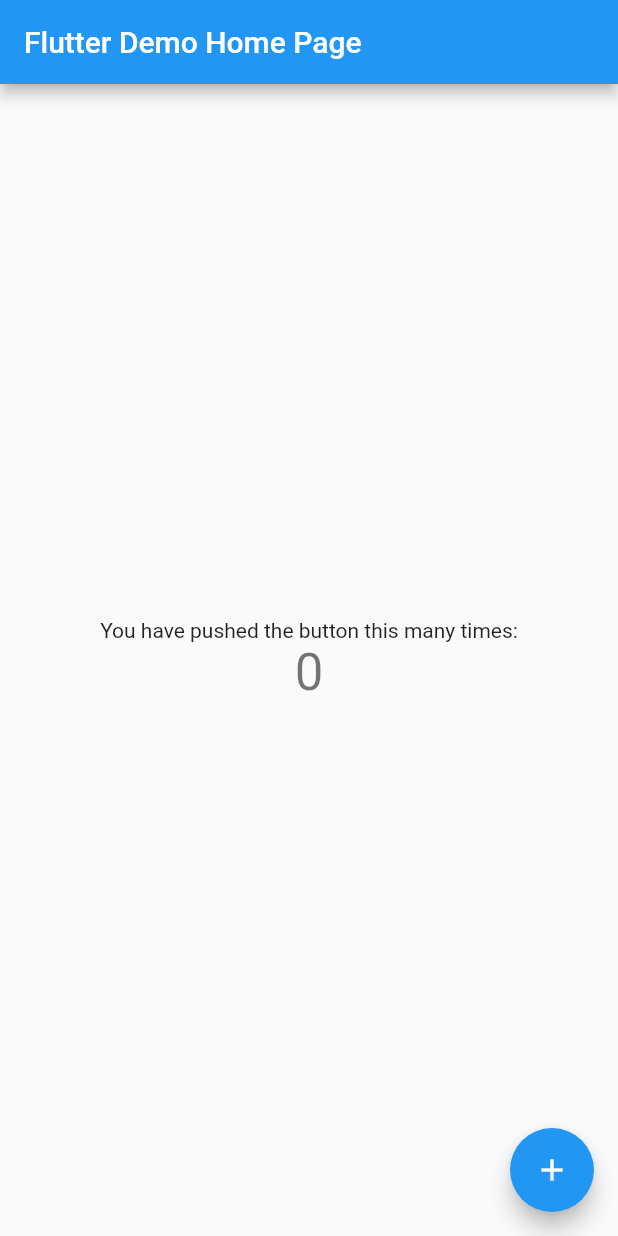
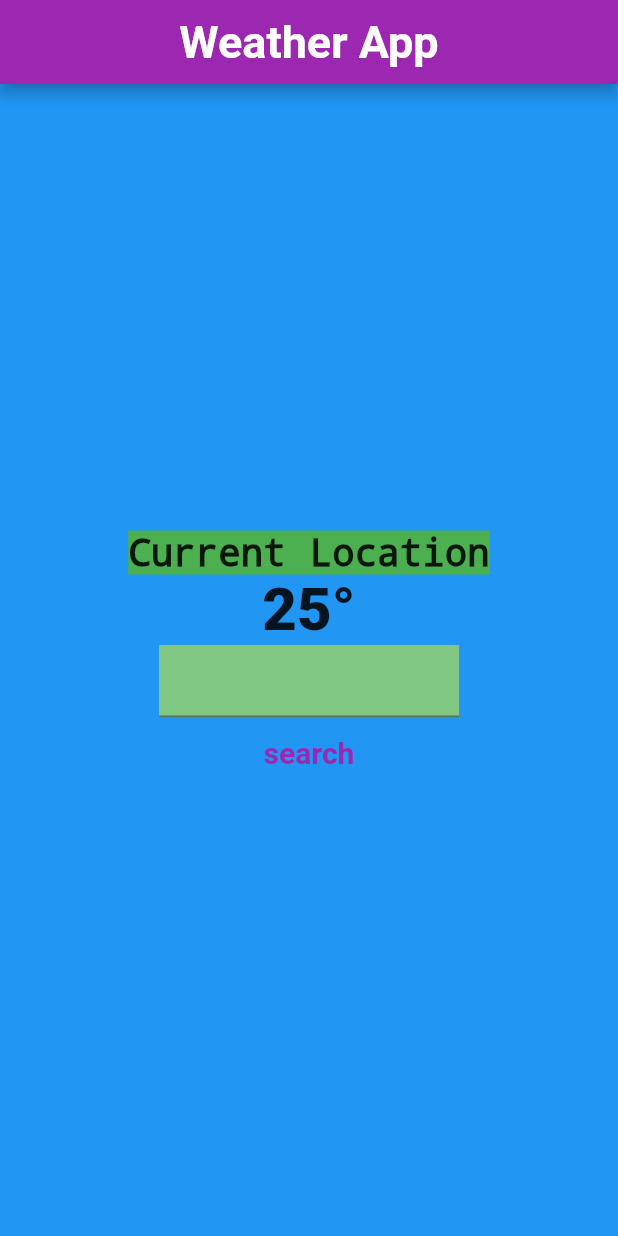
Before and after one commit to Kamol-Paul/my_weather_app, a Flutter app: the screen it shows after launch, on a phone screen of 412 x 824 dp. Run offline on Flutter 3.47's test engine with Material 2 defaults, Android fonts, the phone set to English and light mode, and no system bars; our stand-ins replace geolocator.

Commit message:
successfully getting the gps location.

```diff
--- /dev/null
+++ b/lib/HomePage/appBarWidget.dart
@@ -0,0 +1,24 @@
+import 'package:flutter/material.dart';
+
+class AppBatWidget extends StatefulWidget {
+  const AppBatWidget({Key? key}) : super(key: key);
+
+  @override
+  State<AppBatWidget> createState() => _AppBatWidgetState();
+}
+
+class _AppBatWidgetState extends State<AppBatWidget> {
+  @override
+  Widget build(BuildContext context) {
+    return  Container(
+      alignment: Alignment.center,
+      child:  const Text(
+        "Weather App",
+        style: TextStyle(
+          fontSize: 30,
+          fontWeight: FontWeight.bold
+        ),
+      ),
+    );
+  }
+}
--- /dev/null
+++ b/lib/HomePage/home.dart
@@ -0,0 +1,24 @@
+import 'package:flutter/material.dart';
+import 'package:my_weather_app/HomePage/appBarWidget.dart';
+import 'package:my_weather_app/HomePage/homeBody.dart';
+class Home extends StatefulWidget {
+  const Home({Key? key}) : super(key: key);
+
+  @override
+  State<Home> createState() => _HomeState();
+}
+
+class _HomeState extends State<Home> {
+  @override
+  Widget build(BuildContext context) {
+    return   Scaffold(
+      appBar: AppBar(
+        title: const AppBatWidget(),
+      ),
+      backgroundColor: Colors.green.shade400,
+      body: const HomeBody(),
+
+
+    );
+  }
+}
--- /dev/null
+++ b/lib/HomePage/homeBody.dart
@@ -0,0 +1,104 @@
+import 'package:flutter/foundation.dart';
+import 'package:flutter/material.dart';
+import 'package:geolocator/geolocator.dart';
+
+class HomeBody extends StatefulWidget {
+  const HomeBody({Key? key}) : super(key: key);
+
+  @override
+  State<HomeBody> createState() => _HomeBodyState();
+}
+
+class _HomeBodyState extends State<HomeBody> {
+  var degree = "\u00B0";
+  var tempData = 25;
+  var location = "Current Location";
+  var search = "search";
+  var longi,lati;
+  TextEditingController textEditingController = TextEditingController();
+  void getWeather() async {
+    if (kDebugMode) {
+      print("Praised");
+    }
+    if (kDebugMode) {
+      print("We Get the Value from the User: ${textEditingController.text}");
+    }
+
+    var serviceStatus = await Geolocator.isLocationServiceEnabled();
+    if (kDebugMode) {
+      print(serviceStatus);
+    }
+
+
+    LocationPermission locationPermission = await Geolocator.checkPermission();
+
+    if(locationPermission == LocationPermission.denied){
+      locationPermission = await Geolocator.requestPermission();
+
+      if(locationPermission == LocationPermission.denied){
+        print("permission denied");
+      } else if(locationPermission == LocationPermission.deniedForever){
+        print("forget it. it's reject forever.");
+      } else {
+        print("permission given");
+      }
+    }else {
+      print("Permission Hold");
+    }
+
+    Position position = await Geolocator.getCurrentPosition(
+      desiredAccuracy: LocationAccuracy.high
+    );
+    longi = position.longitude.toString();
+    lati = position.longitude.toString();
+
+    print("Longitude : " + longi);
+    print("Latitute : " + lati);
+
+  }
+  @override
+  Widget build(BuildContext context) {
+    return Container(
+        alignment: Alignment.topCenter,
+        color: Colors.blue.shade500,
+        child: Column(
+          mainAxisAlignment: MainAxisAlignment.center,
+          children: <Widget>[
+            Text(
+              location,
+              style: const TextStyle(
+                  fontSize: 25,
+                  fontWeight: FontWeight.bold,
+                  wordSpacing: 1,
+                  backgroundColor: Colors.green,
+                  fontFamily: "monospace"),
+            ),
+            Text(tempData.toString() + degree,
+                style: const TextStyle(
+                  fontWeight: FontWeight.w900,
+                  fontStyle: FontStyle.normal,
+                  fontSize: 40,
+                )),
+            Center(
+              //alignment: Alignment.center,
+              //color: Colors.green,
+              child:  Container(
+                alignment: Alignment.center,
+                color: Colors.green.shade300,
+                width: 200,
+                child:  TextField(
+                  controller: textEditingController,
+                  textAlign: TextAlign.center,
+
+                ),
+              ),
+            ),
+            TextButton(onPressed: getWeather, child: Text(
+              search,
+              style: const TextStyle(fontSize: 20,fontWeight: FontWeight.bold),
+            ))
+
+          ],
+        ));
+  }
+}
--- a/lib/main.dart
+++ b/lib/main.dart
@@ -1,5 +1,5 @@
 import 'package:flutter/material.dart';
-
+import 'package:my_weather_app/HomePage/home.dart';
 void main() {
   runApp(const MyApp());
 }
@@ -22,94 +22,9 @@ class MyApp extends StatelessWidget {
         // or simply save your changes to "hot reload" in a Flutter IDE).
         // Notice that the counter didn't reset back to zero; the application
         // is not restarted.
-        primarySwatch: Colors.blue,
+        primarySwatch: Colors.purple,
       ),
-      home: const MyHomePage(title: 'Flutter Demo Home Page'),
+      home: const Home(),
     );
   }
 }
-
-class MyHomePage extends StatefulWidget {
-  const MyHomePage({Key? key, required this.title}) : super(key: key);
-
-  // This widget is the home page of your application. It is stateful, meaning
-  // that it has a State object (defined below) that contains fields that affect
-  // how it looks.
-
-  // This class is the configuration for the state. It holds the values (in this
-  // case the title) provided by the parent (in this case the App widget) and
-  // used by the build method of the State. Fields in a Widget subclass are
-  // always marked "final".
-
-  final String title;
-
-  @override
-  State<MyHomePage> createState() => _MyHomePageState();
-}
-
-class _MyHomePageState extends State<MyHomePage> {
-  int _counter = 0;
-
-  void _incrementCounter() {
-    setState(() {
-      // This call to setState tells the Flutter framework that something has
-      // changed in this State, which causes it to rerun the build method below
-      // so that the display can reflect the updated values. If we changed
-      // _counter without calling setState(), then the build method would not be
-      // called again, and so nothing would appear to happen.
-      _counter++;
-    });
-  }
-
-  @override
-  Widget build(BuildContext context) {
-    // This method is rerun every time setState is called, for instance as done
-    // by the _incrementCounter method above.
-    //
-    // The Flutter framework has been optimized to make rerunning build methods
-    // fast, so that you can just rebuild anything that needs updating rather
-    // than having to individually change instances of widgets.
-    return Scaffold(
-      appBar: AppBar(
-        // Here we take the value from the MyHomePage object that was created by
-        // the App.build method, and use it to set our appbar title.
-        title: Text(widget.title),
-      ),
-      body: Center(
-        // Center is a layout widget. It takes a single child and positions it
-        // in the middle of the parent.
-        child: Column(
-          // Column is also a layout widget. It takes a list of children and
-          // arranges them vertically. By default, it sizes itself to fit its
-          // children horizontally, and tries to be as tall as its parent.
-          //
-          // Invoke "debug painting" (press "p" in the console, choose the
-          // "Toggle Debug Paint" action from the Flutter Inspector in Android
-          // Studio, or the "Toggle Debug Paint" command in Visual Studio Code)
-          // to see the wireframe for each widget.
-          //
-          // Column has various properties to control how it sizes itself and
-          // how it positions its children. Here we use mainAxisAlignment to
-          // center the children vertically; the main axis here is the vertical
-          // axis because Columns are vertical (the cross axis would be
-          // horizontal).
-          mainAxisAlignment: MainAxisAlignment.center,
-          children: <Widget>[
-            const Text(
-              'You have pushed the button this many times:',
-            ),
-            Text(
-              '$_counter',
-              style: Theme.of(context).textTheme.headline4,
-            ),
-          ],
-        ),
-      ),
-      floatingActionButton: FloatingActionButton(
-        onPressed: _incrementCounter,
-        tooltip: 'Increment',
-        child: const Icon(Icons.add),
-      ), // This trailing comma makes auto-formatting nicer for build methods.
-    );
-  }
-}
--- a/pubspec.yaml
+++ b/pubspec.yaml
@@ -27,6 +27,8 @@ environment:
 # the latest version available on pub.dev. To see which dependencies have newer
 # versions available, run `flutter pub outdated`.
 dependencies:
+  geolocator:
+  http:
   flutter:
     sdk: flutter
 
```
Also changed, not shown: pubspec.lock, 5 other files.
